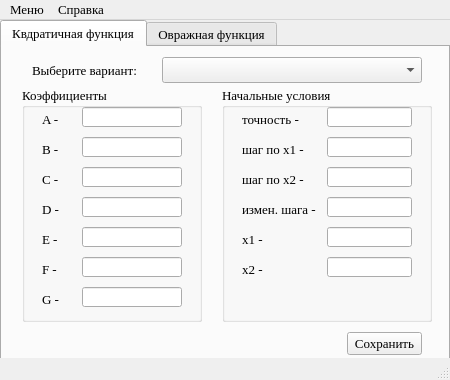
Above: setvariants/ui/mainwindow.ui from Eliminationzx/optimizationmethods before the change. Below: the same form after it.
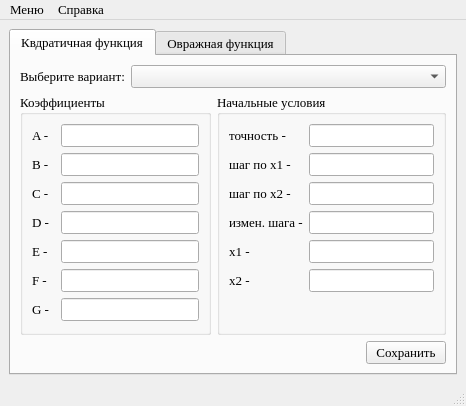
That is the form after the change. Icons and pictures are not drawn.

Commit message: setvariants: 1) сделал форму динамической; 2) сделал первые варианты активными в выпадающих списках.

Diff of the .ui file:
```diff
--- a/setvariants/ui/mainwindow.ui
+++ b/setvariants/ui/mainwindow.ui
@@ -6,28 +6,10 @@
    <rect>
     <x>0</x>
     <y>0</y>
-    <width>450</width>
-    <height>380</height>
+    <width>466</width>
+    <height>399</height>
    </rect>
   </property>
-  <property name="sizePolicy">
-   <sizepolicy hsizetype="Fixed" vsizetype="Fixed">
-    <horstretch>0</horstretch>
-    <verstretch>0</verstretch>
-   </sizepolicy>
-  </property>
-  <property name="minimumSize">
-   <size>
-    <width>450</width>
-    <height>380</height>
-   </size>
-  </property>
-  <property name="maximumSize">
-   <size>
-    <width>450</width>
-    <height>380</height>
-   </size>
-  </property>
   <property name="font">
    <font>
     <family>Times New Roman</family>
@@ -42,15 +24,9 @@
     <normaloff>:/icon/icon.bmp</normaloff>:/icon/icon.bmp</iconset>
   </property>
   <widget class="QWidget" name="centralwidget">
+   <layout class="QGridLayout" name="gridLayout">
+    <item row="0" column="0">
    <widget class="QTabWidget" name="tabWidget">
-    <property name="geometry">
-     <rect>
-      <x>0</x>
-      <y>0</y>
-      <width>450</width>
-      <height>340</height>
-     </rect>
-    </property>
     <property name="currentIndex">
      <number>0</number>
     </property>
@@ -58,690 +34,524 @@
      <attribute name="title">
       <string>Квдратичная функция</string>
      </attribute>
+       <layout class="QGridLayout" name="gridLayout_8">
+        <item row="0" column="0">
+         <layout class="QGridLayout" name="gridLayout_7">
+          <item row="0" column="0" colspan="2">
+           <layout class="QHBoxLayout" name="horizontalLayout" stretch="0,1">
+            <item>
      <widget class="QLabel" name="label">
-      <property name="geometry">
-       <rect>
-        <x>30</x>
-        <y>10</y>
-        <width>120</width>
-        <height>26</height>
-       </rect>
-      </property>
       <property name="text">
        <string>Выберите вариант:</string>
       </property>
      </widget>
+            </item>
+            <item>
+             <widget class="QComboBox" name="comboBox"/>
+            </item>
+           </layout>
+          </item>
+          <item row="1" column="0">
      <widget class="QGroupBox" name="quadKoef">
-      <property name="geometry">
-       <rect>
-        <x>20</x>
-        <y>40</y>
-        <width>180</width>
-        <height>235</height>
-       </rect>
-      </property>
       <property name="title">
        <string>Коэффициенты</string>
       </property>
+            <layout class="QGridLayout" name="gridLayout_4">
+             <item row="0" column="0">
+              <layout class="QVBoxLayout" name="verticalLayout_3">
+               <item>
+                <layout class="QGridLayout" name="gridLayout_2" rowstretch="1,1,1,1,1,1,1" columnstretch="1,6">
+                 <item row="0" column="0">
       <widget class="QLabel" name="label_2">
-       <property name="geometry">
-        <rect>
-         <x>20</x>
-         <y>20</y>
-         <width>20</width>
-         <height>25</height>
-        </rect>
-       </property>
        <property name="text">
         <string>A -</string>
        </property>
       </widget>
+                 </item>
+                 <item row="0" column="1">
+                  <widget class="QLineEdit" name="a">
+                   <property name="text">
+                    <string/>
+                   </property>
+                  </widget>
+                 </item>
+                 <item row="1" column="0">
       <widget class="QLabel" name="label_3">
-       <property name="geometry">
-        <rect>
-         <x>20</x>
-         <y>50</y>
-         <width>20</width>
-         <height>25</height>
-        </rect>
-       </property>
        <property name="text">
         <string>B -</string>
        </property>
       </widget>
+                 </item>
+                 <item row="1" column="1">
+                  <widget class="QLineEdit" name="b">
+                   <property name="text">
+                    <string/>
+                   </property>
+                  </widget>
+                 </item>
+                 <item row="2" column="0">
       <widget class="QLabel" name="label_4">
-       <property name="geometry">
-        <rect>
-         <x>20</x>
-         <y>80</y>
-         <width>20</width>
-         <height>25</height>
-        </rect>
-       </property>
        <property name="text">
         <string>C -</string>
        </property>
       </widget>
+                 </item>
+                 <item row="2" column="1">
+                  <widget class="QLineEdit" name="c">
+                   <property name="text">
+                    <string/>
+                   </property>
+                  </widget>
+                 </item>
+                 <item row="3" column="0">
       <widget class="QLabel" name="label_5">
-       <property name="geometry">
-        <rect>
-         <x>20</x>
-         <y>110</y>
-         <width>20</width>
-         <height>25</height>
-        </rect>
-       </property>
        <property name="text">
         <string>D -</string>
        </property>
       </widget>
+                 </item>
+                 <item row="3" column="1">
+                  <widget class="QLineEdit" name="d">
+                   <property name="text">
+                    <string/>
+                   </property>
+                  </widget>
+                 </item>
+                 <item row="4" column="0">
       <widget class="QLabel" name="label_6">
-       <property name="geometry">
-        <rect>
-         <x>20</x>
-         <y>140</y>
-         <width>20</width>
-         <height>25</height>
-        </rect>
-       </property>
        <property name="text">
         <string>E -</string>
        </property>
       </widget>
+                 </item>
+                 <item row="4" column="1">
+                  <widget class="QLineEdit" name="e">
+                   <property name="text">
+                    <string/>
+                   </property>
+                  </widget>
+                 </item>
+                 <item row="5" column="0">
       <widget class="QLabel" name="label_7">
-       <property name="geometry">
-        <rect>
-         <x>20</x>
-         <y>170</y>
-         <width>20</width>
-         <height>25</height>
-        </rect>
-       </property>
        <property name="text">
         <string>F -</string>
        </property>
       </widget>
+                 </item>
+                 <item row="5" column="1">
+                  <widget class="QLineEdit" name="f">
+                   <property name="text">
+                    <string/>
+                   </property>
+                  </widget>
+                 </item>
+                 <item row="6" column="0">
       <widget class="QLabel" name="label_8">
-       <property name="geometry">
-        <rect>
-         <x>20</x>
-         <y>200</y>
-         <width>20</width>
-         <height>25</height>
-        </rect>
-       </property>
        <property name="text">
         <string>G -</string>
        </property>
       </widget>
-      <widget class="QLineEdit" name="a">
-       <property name="geometry">
-        <rect>
-         <x>60</x>
-         <y>20</y>
-         <width>100</width>
-         <height>20</height>
-        </rect>
-       </property>
-       <property name="text">
-        <string/>
-       </property>
-      </widget>
-      <widget class="QLineEdit" name="b">
-       <property name="geometry">
-        <rect>
-         <x>60</x>
-         <y>50</y>
-         <width>100</width>
-         <height>20</height>
-        </rect>
-       </property>
-       <property name="text">
-        <string/>
-       </property>
-      </widget>
-      <widget class="QLineEdit" name="c">
-       <property name="geometry">
-        <rect>
-         <x>60</x>
-         <y>80</y>
-         <width>100</width>
-         <height>20</height>
-        </rect>
-       </property>
-       <property name="text">
-        <string/>
-       </property>
-      </widget>
-      <widget class="QLineEdit" name="d">
-       <property name="geometry">
-        <rect>
-         <x>60</x>
-         <y>110</y>
-         <width>100</width>
-         <height>20</height>
-        </rect>
-       </property>
-       <property name="text">
-        <string/>
-       </property>
-      </widget>
-      <widget class="QLineEdit" name="e">
-       <property name="geometry">
-        <rect>
-         <x>60</x>
-         <y>140</y>
-         <width>100</width>
-         <height>20</height>
-        </rect>
-       </property>
-       <property name="text">
-        <string/>
-       </property>
-      </widget>
-      <widget class="QLineEdit" name="f">
-       <property name="geometry">
-        <rect>
-         <x>60</x>
-         <y>170</y>
-         <width>100</width>
-         <height>20</height>
-        </rect>
-       </property>
-       <property name="text">
-        <string/>
-       </property>
-      </widget>
+                 </item>
+                 <item row="6" column="1">
       <widget class="QLineEdit" name="g">
-       <property name="geometry">
-        <rect>
-         <x>60</x>
-         <y>200</y>
-         <width>100</width>
-         <height>20</height>
-        </rect>
-       </property>
        <property name="text">
         <string/>
        </property>
       </widget>
-     </widget>
+                 </item>
+                </layout>
+               </item>
+               <item>
+                <spacer name="verticalSpacer_3">
+                 <property name="orientation">
+                  <enum>Qt::Vertical</enum>
+                 </property>
+                 <property name="sizeHint" stdset="0">
+                  <size>
+                   <width>20</width>
+                   <height>40</height>
+                  </size>
+                 </property>
+                </spacer>
+               </item>
+              </layout>
+             </item>
+            </layout>
+           </widget>
+          </item>
+          <item row="1" column="1">
      <widget class="QGroupBox" name="quadSimpleCon">
-      <property name="geometry">
-       <rect>
-        <x>220</x>
-        <y>40</y>
-        <width>210</width>
-        <height>235</height>
-       </rect>
-      </property>
       <property name="title">
        <string>Начальные условия</string>
       </property>
+            <layout class="QGridLayout" name="gridLayout_6">
+             <item row="0" column="0">
+              <layout class="QVBoxLayout" name="verticalLayout_4">
+               <item>
+                <layout class="QGridLayout" name="gridLayout_5" rowstretch="1,1,1,1,1,1" columnstretch="1,5">
+                 <item row="0" column="0">
       <widget class="QLabel" name="label_9">
-       <property name="geometry">
-        <rect>
-         <x>20</x>
-         <y>20</y>
-         <width>80</width>
-         <height>25</height>
-        </rect>
-       </property>
        <property name="text">
         <string>точность -</string>
        </property>
       </widget>
-      <widget class="QLabel" name="label_10">
-       <property name="geometry">
-        <rect>
-         <x>20</x>
-         <y>50</y>
-         <width>80</width>
-         <height>25</height>
-        </rect>
-       </property>
-       <property name="text">
-        <string>шаг по х1 -</string>
-       </property>
-      </widget>
-      <widget class="QLabel" name="label_11">
-       <property name="geometry">
-        <rect>
-         <x>20</x>
-         <y>80</y>
-         <width>80</width>
-         <height>25</height>
-        </rect>
-       </property>
-       <property name="text">
-        <string>шаг по х2 -</string>
-       </property>
-      </widget>
-      <widget class="QLabel" name="label_12">
-       <property name="geometry">
-        <rect>
-         <x>20</x>
-         <y>110</y>
-         <width>80</width>
-         <height>25</height>
-        </rect>
-       </property>
-       <property name="text">
-        <string>измен. шага -</string>
-       </property>
-      </widget>
-      <widget class="QLabel" name="label_13">
-       <property name="geometry">
-        <rect>
-         <x>20</x>
-         <y>140</y>
-         <width>80</width>
-         <height>25</height>
-        </rect>
-       </property>
-       <property name="text">
-        <string>х1 -</string>
-       </property>
-      </widget>
-      <widget class="QLabel" name="label_14">
-       <property name="geometry">
-        <rect>
-         <x>20</x>
-         <y>170</y>
-         <width>80</width>
-         <height>25</height>
-        </rect>
-       </property>
-       <property name="text">
-        <string>х2 -</string>
-       </property>
-      </widget>
+                 </item>
+                 <item row="0" column="1">
       <widget class="QLineEdit" name="accuracy">
-       <property name="geometry">
-        <rect>
-         <x>105</x>
-         <y>20</y>
-         <width>85</width>
-         <height>20</height>
-        </rect>
-       </property>
        <property name="text">
         <string/>
        </property>
       </widget>
+                 </item>
+                 <item row="1" column="0">
+                  <widget class="QLabel" name="label_10">
+                   <property name="text">
+                    <string>шаг по х1 -</string>
+                   </property>
+                  </widget>
+                 </item>
+                 <item row="1" column="1">
       <widget class="QLineEdit" name="stepx1">
-       <property name="geometry">
-        <rect>
-         <x>105</x>
-         <y>50</y>
-         <width>85</width>
-         <height>20</height>
-        </rect>
-       </property>
        <property name="text">
         <string/>
        </property>
       </widget>
+                 </item>
+                 <item row="2" column="0">
+                  <widget class="QLabel" name="label_11">
+                   <property name="text">
+                    <string>шаг по х2 -</string>
+                   </property>
+                  </widget>
+                 </item>
+                 <item row="2" column="1">
       <widget class="QLineEdit" name="stepx2">
-       <property name="geometry">
-        <rect>
-         <x>105</x>
-         <y>80</y>
-         <width>85</width>
-         <height>20</height>
-        </rect>
-       </property>
        <property name="text">
         <string/>
        </property>
       </widget>
+                 </item>
+                 <item row="3" column="0">
+                  <widget class="QLabel" name="label_12">
+                   <property name="text">
+                    <string>измен. шага -</string>
+                   </property>
+                  </widget>
+                 </item>
+                 <item row="3" column="1">
       <widget class="QLineEdit" name="stepChange">
-       <property name="geometry">
-        <rect>
-         <x>105</x>
-         <y>110</y>
-         <width>85</width>
-         <height>20</height>
-        </rect>
-       </property>
        <property name="text">
         <string/>
        </property>
       </widget>
+                 </item>
+                 <item row="4" column="0">
+                  <widget class="QLabel" name="label_13">
+                   <property name="text">
+                    <string>х1 -</string>
+                   </property>
+                  </widget>
+                 </item>
+                 <item row="4" column="1">
       <widget class="QLineEdit" name="x1">
-       <property name="geometry">
-        <rect>
-         <x>105</x>
-         <y>140</y>
-         <width>85</width>
-         <height>20</height>
-        </rect>
-       </property>
        <property name="text">
         <string/>
        </property>
       </widget>
+                 </item>
+                 <item row="5" column="0">
+                  <widget class="QLabel" name="label_14">
+                   <property name="text">
+                    <string>х2 -</string>
+                   </property>
+                  </widget>
+                 </item>
+                 <item row="5" column="1">
       <widget class="QLineEdit" name="x2">
-       <property name="geometry">
-        <rect>
-         <x>105</x>
-         <y>170</y>
-         <width>85</width>
-         <height>20</height>
-        </rect>
-       </property>
        <property name="text">
         <string/>
        </property>
       </widget>
-     </widget>
+                 </item>
+                </layout>
+               </item>
+               <item>
+                <spacer name="verticalSpacer_4">
+                 <property name="orientation">
+                  <enum>Qt::Vertical</enum>
+                 </property>
+                 <property name="sizeHint" stdset="0">
+                  <size>
+                   <width>20</width>
+                   <height>40</height>
+                  </size>
+                 </property>
+                </spacer>
+               </item>
+              </layout>
+             </item>
+            </layout>
+           </widget>
+          </item>
+          <item row="2" column="0" colspan="2">
+           <layout class="QHBoxLayout" name="horizontalLayout_3">
+            <item>
+             <spacer name="horizontalSpacer">
+              <property name="orientation">
+               <enum>Qt::Horizontal</enum>
+              </property>
+              <property name="sizeHint" stdset="0">
+               <size>
+                <width>40</width>
+                <height>20</height>
+               </size>
+              </property>
+             </spacer>
+            </item>
+            <item>
      <widget class="QPushButton" name="save_button">
-      <property name="geometry">
-       <rect>
-        <x>345</x>
-        <y>285</y>
-        <width>75</width>
-        <height>23</height>
-       </rect>
-      </property>
       <property name="text">
        <string>Сохранить</string>
       </property>
      </widget>
-     <widget class="QComboBox" name="comboBox">
-      <property name="geometry">
-       <rect>
-        <x>160</x>
-        <y>10</y>
-        <width>260</width>
-        <height>26</height>
-       </rect>
-      </property>
-     </widget>
+            </item>
+           </layout>
+          </item>
+         </layout>
+        </item>
+       </layout>
     </widget>
     <widget class="QWidget" name="ravinFunction">
      <attribute name="title">
       <string>Овражная функция</string>
      </attribute>
+       <layout class="QGridLayout" name="gridLayout_13">
+        <item row="0" column="0">
+         <layout class="QGridLayout" name="gridLayout_12">
+          <item row="0" column="0" colspan="2">
+           <layout class="QHBoxLayout" name="horizontalLayout_2" stretch="0,1">
+            <item>
      <widget class="QLabel" name="label_15">
-      <property name="geometry">
-       <rect>
-        <x>30</x>
-        <y>10</y>
-        <width>120</width>
-        <height>26</height>
-       </rect>
-      </property>
       <property name="text">
        <string>Выберите вариант:</string>
       </property>
      </widget>
-     <widget class="QComboBox" name="comboBox_ravin">
-      <property name="geometry">
-       <rect>
-        <x>160</x>
-        <y>10</y>
-        <width>260</width>
-        <height>26</height>
-       </rect>
-      </property>
-     </widget>
+            </item>
+            <item>
+             <widget class="QComboBox" name="comboBox_ravin"/>
+            </item>
+           </layout>
+          </item>
+          <item row="1" column="0">
+           <widget class="QGroupBox" name="ravinKoef">
+            <property name="title">
+             <string>Коэффициенты</string>
+            </property>
+            <layout class="QGridLayout" name="gridLayout_9">
+             <item row="0" column="0">
+              <layout class="QVBoxLayout" name="verticalLayout">
+               <item>
+                <layout class="QGridLayout" name="gridLayout_3" columnstretch="1,6">
+                 <item row="0" column="0">
+                  <widget class="QLabel" name="label_22">
+                   <property name="text">
+                    <string>A -</string>
+                   </property>
+                  </widget>
+                 </item>
+                 <item row="0" column="1">
+                  <widget class="QLineEdit" name="a_ravin">
+                   <property name="text">
+                    <string/>
+                   </property>
+                  </widget>
+                 </item>
+                 <item row="1" column="0">
+                  <widget class="QLabel" name="label_23">
+                   <property name="text">
+                    <string>B -</string>
+                   </property>
+                  </widget>
+                 </item>
+                 <item row="1" column="1">
+                  <widget class="QLineEdit" name="b_ravin">
+                   <property name="text">
+                    <string/>
+                   </property>
+                  </widget>
+                 </item>
+                </layout>
+               </item>
+               <item>
+                <spacer name="verticalSpacer">
+                 <property name="orientation">
+                  <enum>Qt::Vertical</enum>
+                 </property>
+                 <property name="sizeHint" stdset="0">
+                  <size>
+                   <width>20</width>
+                   <height>40</height>
+                  </size>
+                 </property>
+                </spacer>
+               </item>
+              </layout>
+             </item>
+            </layout>
+           </widget>
+          </item>
+          <item row="1" column="1">
      <widget class="QGroupBox" name="ravinSimpleCon">
-      <property name="geometry">
-       <rect>
-        <x>220</x>
-        <y>40</y>
-        <width>210</width>
-        <height>235</height>
-       </rect>
-      </property>
       <property name="title">
        <string>Начальные условия</string>
       </property>
+            <layout class="QGridLayout" name="gridLayout_11">
+             <item row="0" column="0">
+              <layout class="QVBoxLayout" name="verticalLayout_2">
+               <item>
+                <layout class="QGridLayout" name="gridLayout_10" columnstretch="1,5">
+                 <item row="0" column="0">
       <widget class="QLabel" name="label_16">
-       <property name="geometry">
-        <rect>
-         <x>20</x>
-         <y>20</y>
-         <width>80</width>
-         <height>25</height>
-        </rect>
-       </property>
        <property name="text">
         <string>точность -</string>
        </property>
       </widget>
-      <widget class="QLabel" name="label_17">
-       <property name="geometry">
-        <rect>
-         <x>20</x>
-         <y>50</y>
-         <width>80</width>
-         <height>25</height>
-        </rect>
-       </property>
-       <property name="text">
-        <string>шаг по х1 -</string>
-       </property>
-      </widget>
-      <widget class="QLabel" name="label_18">
-       <property name="geometry">
-        <rect>
-         <x>20</x>
-         <y>80</y>
-         <width>80</width>
-         <height>25</height>
-        </rect>
-       </property>
-       <property name="text">
-        <string>шаг по х2 -</string>
-       </property>
-      </widget>
-      <widget class="QLabel" name="label_19">
-       <property name="geometry">
-        <rect>
-         <x>20</x>
-         <y>110</y>
-         <width>80</width>
-         <height>25</height>
-        </rect>
-       </property>
-       <property name="text">
-        <string>измен. шага -</string>
-       </property>
-      </widget>
-      <widget class="QLabel" name="label_20">
-       <property name="geometry">
-        <rect>
-         <x>20</x>
-         <y>140</y>
-         <width>80</width>
-         <height>25</height>
-        </rect>
-       </property>
-       <property name="text">
-        <string>х1 -</string>
-       </property>
-      </widget>
-      <widget class="QLabel" name="label_21">
-       <property name="geometry">
-        <rect>
-         <x>20</x>
-         <y>170</y>
-         <width>80</width>
-         <height>25</height>
-        </rect>
-       </property>
-       <property name="text">
-        <string>х2 -</string>
-       </property>
-      </widget>
+                 </item>
+                 <item row="0" column="1">
       <widget class="QLineEdit" name="accuracy_ravin">
-       <property name="geometry">
-        <rect>
-         <x>105</x>
-         <y>20</y>
-         <width>85</width>
-         <height>20</height>
-        </rect>
-       </property>
        <property name="text">
         <string/>
        </property>
       </widget>
+                 </item>
+                 <item row="1" column="0">
+                  <widget class="QLabel" name="label_17">
+                   <property name="text">
+                    <string>шаг по х1 -</string>
+                   </property>
+                  </widget>
+                 </item>
+                 <item row="1" column="1">
       <widget class="QLineEdit" name="stepx1_ravin">
-       <property name="geometry">
-        <rect>
-         <x>105</x>
-         <y>50</y>
-         <width>85</width>
-         <height>20</height>
-        </rect>
-       </property>
        <property name="text">
         <string/>
        </property>
       </widget>
+                 </item>
+                 <item row="2" column="0">
+                  <widget class="QLabel" name="label_18">
+                   <property name="text">
+                    <string>шаг по х2 -</string>
+                   </property>
+                  </widget>
+                 </item>
+                 <item row="2" column="1">
       <widget class="QLineEdit" name="stepx2_ravin">
-       <property name="geometry">
-        <rect>
-         <x>105</x>
-         <y>80</y>
-         <width>85</width>
-         <height>20</height>
-        </rect>
-       </property>
        <property name="text">
         <string/>
        </property>
       </widget>
+                 </item>
+                 <item row="3" column="0">
+                  <widget class="QLabel" name="label_19">
+                   <property name="text">
+                    <string>измен. шага -</string>
+                   </property>
+                  </widget>
+                 </item>
+                 <item row="3" column="1">
       <widget class="QLineEdit" name="stepChange_ravin">
-       <property name="geometry">
-        <rect>
-         <x>105</x>
-         <y>110</y>
-         <width>85</width>
-         <height>20</height>
-        </rect>
-       </property>
        <property name="text">
         <string/>
        </property>
       </widget>
+                 </item>
+                 <item row="4" column="0">
+                  <widget class="QLabel" name="label_20">
+                   <property name="text">
+                    <string>х1 -</string>
+                   </property>
+                  </widget>
+                 </item>
+                 <item row="4" column="1">
       <widget class="QLineEdit" name="x1_ravin">
-       <property name="geometry">
-        <rect>
-         <x>105</x>
-         <y>140</y>
-         <width>85</width>
-         <height>20</height>
-        </rect>
-       </property>
        <property name="text">
         <string/>
        </property>
       </widget>
+                 </item>
+                 <item row="5" column="0">
+                  <widget class="QLabel" name="label_21">
+                   <property name="text">
+                    <string>х2 -</string>
+                   </property>
+                  </widget>
+                 </item>
+                 <item row="5" column="1">
       <widget class="QLineEdit" name="x2_ravin">
-       <property name="geometry">
-        <rect>
-         <x>105</x>
-         <y>170</y>
-         <width>85</width>
-         <height>20</height>
-        </rect>
-       </property>
        <property name="text">
         <string/>
        </property>
       </widget>
-     </widget>
+                 </item>
+                </layout>
+               </item>
+               <item>
+                <spacer name="verticalSpacer_2">
+                 <property name="orientation">
+                  <enum>Qt::Vertical</enum>
+                 </property>
+                 <property name="sizeHint" stdset="0">
+                  <size>
+                   <width>20</width>
+                   <height>17</height>
+                  </size>
+                 </property>
+                </spacer>
+               </item>
+              </layout>
+             </item>
+            </layout>
+           </widget>
+          </item>
+          <item row="2" column="0" colspan="2">
+           <layout class="QHBoxLayout" name="horizontalLayout_4">
+            <item>
+             <spacer name="horizontalSpacer_2">
+              <property name="orientation">
+               <enum>Qt::Horizontal</enum>
+              </property>
+              <property name="sizeHint" stdset="0">
+               <size>
+                <width>40</width>
+                <height>20</height>
+               </size>
+              </property>
+             </spacer>
+            </item>
+            <item>
      <widget class="QPushButton" name="save_button_ravin">
-      <property name="geometry">
-       <rect>
-        <x>345</x>
-        <y>285</y>
-        <width>75</width>
-        <height>23</height>
-       </rect>
-      </property>
       <property name="text">
        <string>Сохранить</string>
       </property>
      </widget>
-     <widget class="QGroupBox" name="ravinKoef">
-      <property name="geometry">
-       <rect>
-        <x>20</x>
-        <y>40</y>
-        <width>180</width>
-        <height>235</height>
-       </rect>
-      </property>
-      <property name="title">
-       <string>Коэффициенты</string>
-      </property>
-      <widget class="QLabel" name="label_22">
-       <property name="geometry">
-        <rect>
-         <x>20</x>
-         <y>20</y>
-         <width>20</width>
-         <height>25</height>
-        </rect>
-       </property>
-       <property name="text">
-        <string>A -</string>
-       </property>
+            </item>
+           </layout>
+          </item>
+         </layout>
+        </item>
+       </layout>
       </widget>
-      <widget class="QLabel" name="label_23">
-       <property name="geometry">
-        <rect>
-         <x>20</x>
-         <y>50</y>
-         <width>20</width>
-         <height>25</height>
-        </rect>
-       </property>
-       <property name="text">
-        <string>B -</string>
-       </property>
-      </widget>
-      <widget class="QLineEdit" name="a_ravin">
-       <property name="geometry">
-        <rect>
-         <x>60</x>
-         <y>20</y>
-         <width>100</width>
-         <height>20</height>
-        </rect>
-       </property>
-       <property name="text">
-        <string/>
-       </property>
-      </widget>
-      <widget class="QLineEdit" name="b_ravin">
-       <property name="geometry">
-        <rect>
-         <x>60</x>
-         <y>50</y>
-         <width>100</width>
-         <height>20</height>
-        </rect>
-       </property>
-       <property name="text">
-        <string/>
-       </property>
-      </widget>
-     </widget>
-    </widget>
-   </widget>
+     </widget>
+    </item>
+   </layout>
   </widget>
   <widget class="QMenuBar" name="menubar">
    <property name="geometry">
     <rect>
      <x>0</x>
      <y>0</y>
-     <width>450</width>
+     <width>466</width>
      <height>23</height>
     </rect>
    </property>
```
Lines whose indentation alone changed are shown as unchanged. The commit also changes 1 other file.
